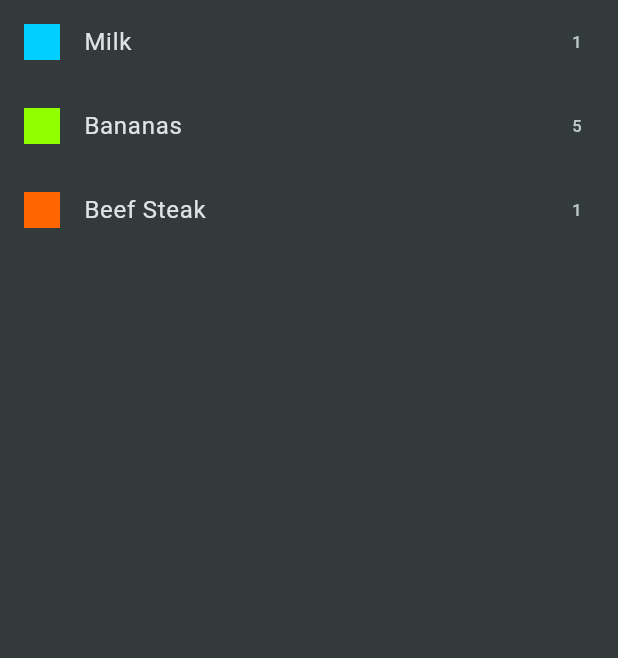
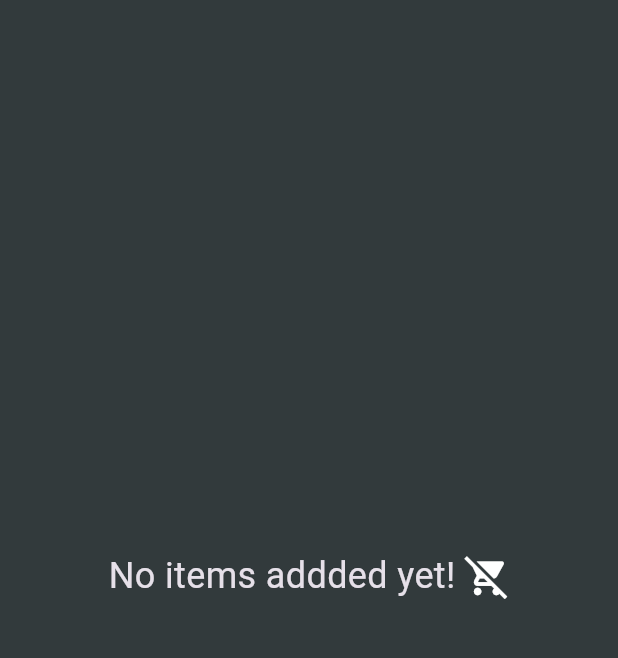
Before and after one commit to sujesh24/shopping-list-app, a Flutter app: the screen it shows after launch, on a phone screen of 412 x 824 dp, the part 84-742 px from its top. Run offline on Flutter 3.47's test engine with Material 3 defaults, Android fonts, the phone set to English and light mode, and no system bars.

Commit message:
showing data

```diff
--- a/lib/data/dummy_item.dart
+++ /dev/null
@@ -1,21 +0,0 @@
-import 'package:shopping_list/data/categories.dart';
-import 'package:shopping_list/modules/category.dart';
-import 'package:shopping_list/modules/grocery_item.dart';
-
-final groceryItems = [
-  GroceryItem(
-      id: 'a',
-      name: 'Milk',
-      quantity: 1,
-      category: categories[Categories.dairy]!),
-  GroceryItem(
-      id: 'b',
-      name: 'Bananas',
-      quantity: 5,
-      category: categories[Categories.fruit]!),
-  GroceryItem(
-      id: 'c',
-      name: 'Beef Steak',
-      quantity: 1,
-      category: categories[Categories.meat]!),
-];
--- a/lib/widgets/grocery_list.dart
+++ b/lib/widgets/grocery_list.dart
@@ -1,5 +1,5 @@
 import 'package:flutter/material.dart';
-import 'package:shopping_list/data/dummy_item.dart';
+import 'package:shopping_list/modules/grocery_item.dart';
 import 'package:shopping_list/widgets/new_item.dart';
 
 class GroceryList extends StatefulWidget {
@@ -10,31 +10,61 @@ class GroceryList extends StatefulWidget {
 }
 
 class _GroceryListState extends State<GroceryList> {
-  void _addItem() {
-    Navigator.of(context).push(MaterialPageRoute(
+  final List<GroceryItem> _groceryItem = [];
+  void _addItem() async {
+    final newItem =
+        await Navigator.of(context).push<GroceryItem>(MaterialPageRoute(
       builder: (context) => NewItem(),
     ));
+    if (newItem == null) return;
+    setState(() {
+      _groceryItem.add(newItem);
+    });
   }
 
   @override
   Widget build(BuildContext context) {
+    Widget content = Center(
+      child: Row(
+        mainAxisAlignment: MainAxisAlignment.center,
+        children: [
+          Text(
+            'No items addded yet!',
+            style: TextStyle(
+              fontSize: 24,
+            ),
+          ),
+          SizedBox(
+            width: 6,
+          ),
+          Icon(
+            Icons.remove_shopping_cart,
+            size: 30,
+          ),
+        ],
+      ),
+    );
+
+    if (_groceryItem.isNotEmpty) {
+      content = ListView.builder(
+        itemCount: _groceryItem.length,
+        itemBuilder: (context, index) => ListTile(
+          title: Text(_groceryItem[index].name),
+          leading: Container(
+            height: 24,
+            width: 24,
+            color: _groceryItem[index].category.color,
+          ),
+          trailing: Text(_groceryItem[index].quantity.toString()),
+        ),
+      );
+    }
     return Scaffold(
       appBar: AppBar(
         title: Text('Your Groceries'),
         actions: [IconButton(onPressed: _addItem, icon: Icon(Icons.add))],
       ),
-      body: ListView.builder(
-        itemCount: groceryItems.length,
-        itemBuilder: (context, index) => ListTile(
-          title: Text(groceryItems[index].name),
-          leading: Container(
-            height: 24,
-            width: 24,
-            color: groceryItems[index].category.color,
-          ),
-          trailing: Text(groceryItems[index].quantity.toString()),
-        ),
-      ),
+      body: content,
     );
   }
 }
```
Also changed, not shown: lib/widgets/new_item.dart (+36 -8 lines).
